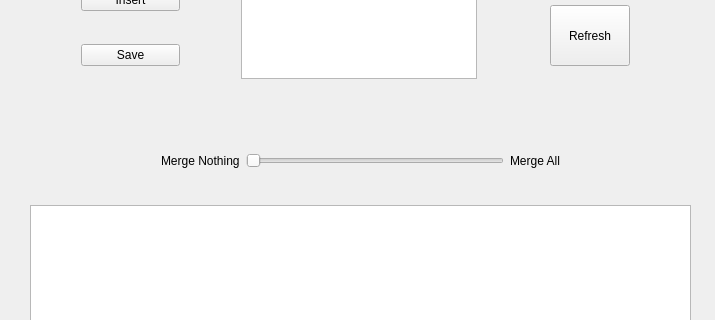
graiola/virtual-fixtures, file vf_gui/forms/main_window.ui: the form before one commit; both pictures show x 0 to 715 and y 152 to 472 of the 715 by 680 pixel window.
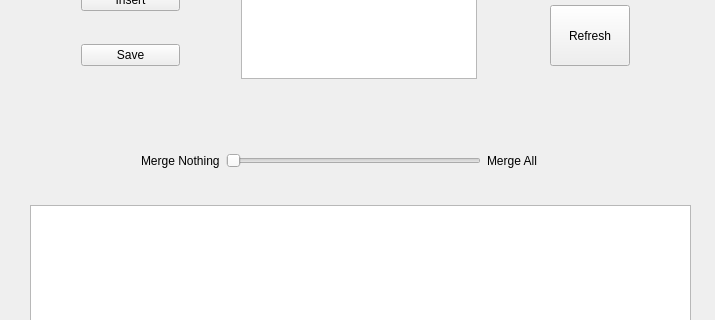
The form after the commit.

Diff of the .ui file:
```diff
--- a/vf_gui/forms/main_window.ui
+++ b/vf_gui/forms/main_window.ui
@@ -124,9 +124,9 @@
    <widget class="QWidget" name="horizontalLayoutWidget">
     <property name="geometry">
      <rect>
-      <x>150</x>
+      <x>130</x>
       <y>270</y>
-      <width>421</width>
+      <width>431</width>
       <height>51</height>
      </rect>
     </property>
@@ -152,6 +152,13 @@
        </property>
       </widget>
      </item>
+     <item>
+      <widget class="QLabel" name="sliderValueLabel">
+       <property name="text">
+        <string/>
+       </property>
+      </widget>
+     </item>
     </layout>
    </widget>
    <widget class="QTextEdit" name="consoleText">
```
